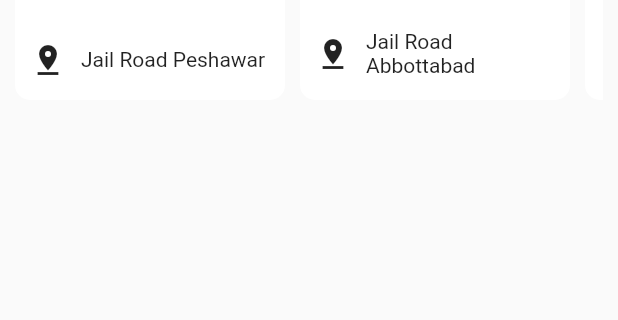
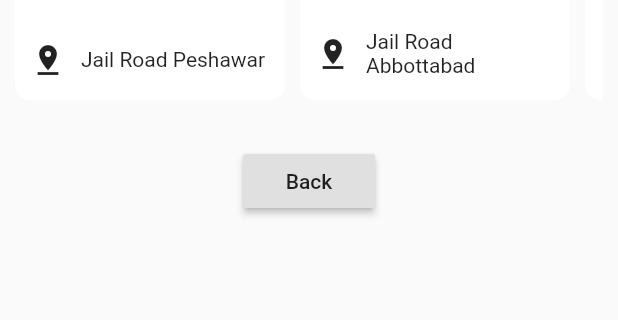
Before and after one commit to haroonkhan9426/ImSciences_bootcamp, a Flutter app: the HomeScreen screen opened directly, on a phone screen of 412 x 824 dp, the part 413-733 px from its top. Run offline on Flutter 3.47's test engine with Material 2 defaults, Android fonts, the phone set to English and light mode, and no system bars.

```diff
--- a/museum_app/lib/main.dart
+++ b/museum_app/lib/main.dart
@@ -1,4 +1,5 @@
 import 'package:flutter/material.dart';
+import 'package:museum_app/ui/pages/splash_screen.dart';
 
 import 'ui/pages/home_page.dart';
 
@@ -13,7 +14,7 @@ class MyApp extends StatelessWidget {
     return MaterialApp(
       title: 'Flutter Demo',
       theme: ThemeData(),
-      home: HomeScreen(),
+      home: SplashScreen(),
     );
   }
 }
--- a/museum_app/lib/ui/pages/home_page.dart
+++ b/museum_app/lib/ui/pages/home_page.dart
@@ -78,6 +78,15 @@ class HomeScreen extends StatelessWidget {
               ),
             ),
 
+            SizedBox(height: 30),
+
+            RaisedButton(
+              child: Text('Back'),
+              onPressed: () {
+                Navigator.pop(context);
+              },
+            )
+
             /// News and Exhibition section
           ],
         ),
```
Also changed, not shown: museum_app/lib/ui/pages/splash_screen.dart (added, +27 -0 lines).
